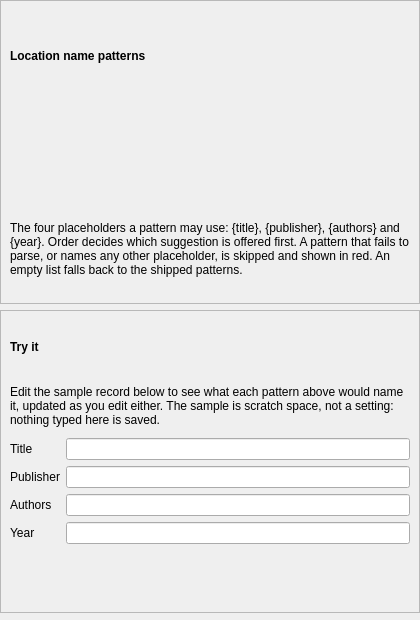
Qt form packages/rehuco-agent/src/rehuco_agent/settings/ui/location_templates_page.ui (borco/rehuco) before a commit.
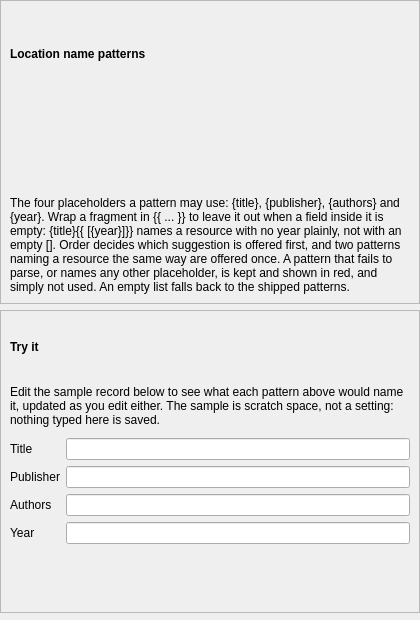
The same form after that commit. Custom widgets are drawn as their Qt base class.

Commit message: refs #322: feat(agent): optional groups, merged names, kept invalid rows, duplicate row

What changed in the file:
```diff
--- a/packages/rehuco-agent/src/rehuco_agent/settings/ui/location_templates_page.ui
+++ b/packages/rehuco-agent/src/rehuco_agent/settings/ui/location_templates_page.ui
@@ -54,7 +54,7 @@
       <item>
        <widget class="WrappingLabel" name="placeholders_label">
         <property name="text">
-         <string>The four placeholders a pattern may use: {title}, {publisher}, {authors} and {year}. Order decides which suggestion is offered first. A pattern that fails to parse, or names any other placeholder, is skipped and shown in red. An empty list falls back to the shipped patterns.</string>
+         <string>The four placeholders a pattern may use: {title}, {publisher}, {authors} and {year}. Wrap a fragment in {{ ... }} to leave it out when a field inside it is empty: {title}{{ [{year}]}} names a resource with no year plainly, not with an empty []. Order decides which suggestion is offered first, and two patterns naming a resource the same way are offered once. A pattern that fails to parse, or names any other placeholder, is kept and shown in red, and simply not used. An empty list falls back to the shipped patterns.</string>
         </property>
         <property name="wordWrap">
          <bool>true</bool>
```
Left out of the diff: 2 changed lines with no effect on the pictures. The commit also changes 41 other files.
